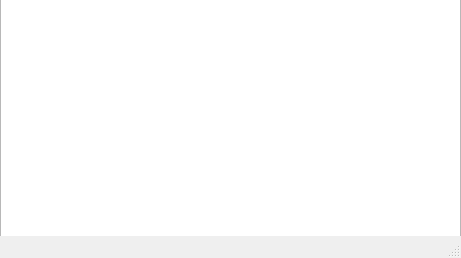
Qt form FlappyBird/FlappyBird/mainwindow.ui (RodaynaElkhouly/Cs-course-project) before a commit.
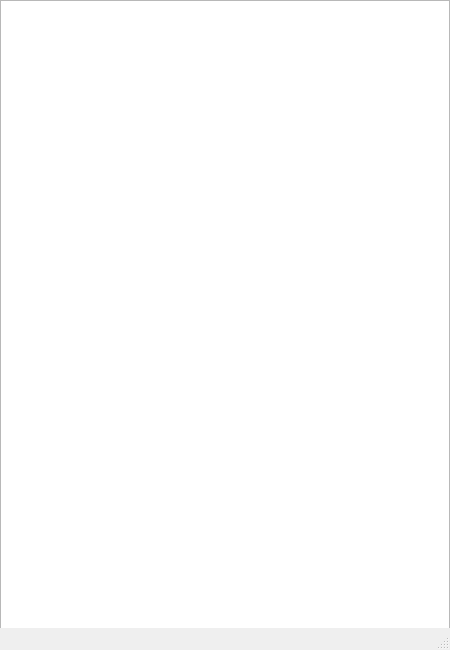
The same form after that commit.

Diff of the .ui file:
```diff
--- a/FlappyBird/FlappyBird/mainwindow.ui
+++ b/FlappyBird/FlappyBird/mainwindow.ui
@@ -6,8 +6,8 @@
    <rect>
     <x>0</x>
     <y>0</y>
-    <width>461</width>
-    <height>258</height>
+    <width>450</width>
+    <height>650</height>
    </rect>
   </property>
   <property name="windowTitle">
@@ -18,9 +18,9 @@
     <property name="geometry">
      <rect>
       <x>0</x>
-      <y>-20</y>
-      <width>461</width>
-      <height>258</height>
+      <y>0</y>
+      <width>450</width>
+      <height>650</height>
      </rect>
     </property>
    </widget>
```
Left out of the diff: 2 changed lines with no effect on the pictures.
